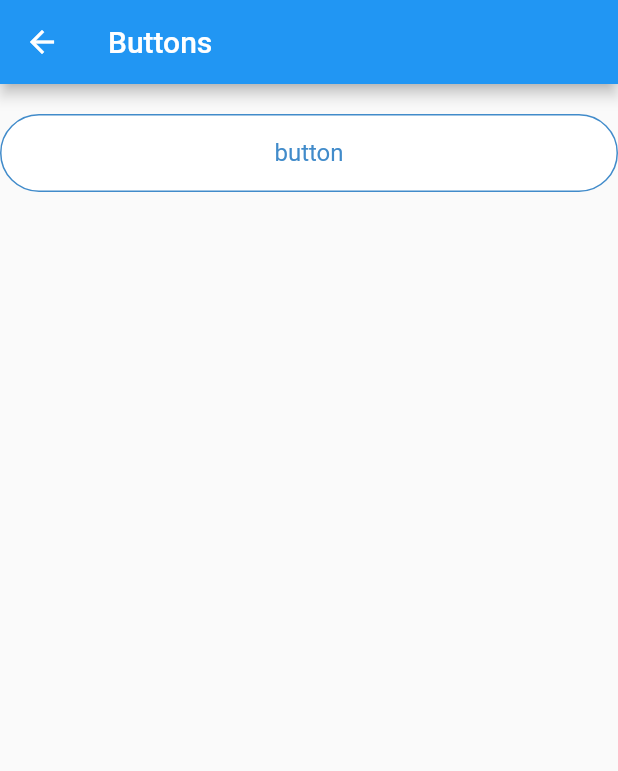
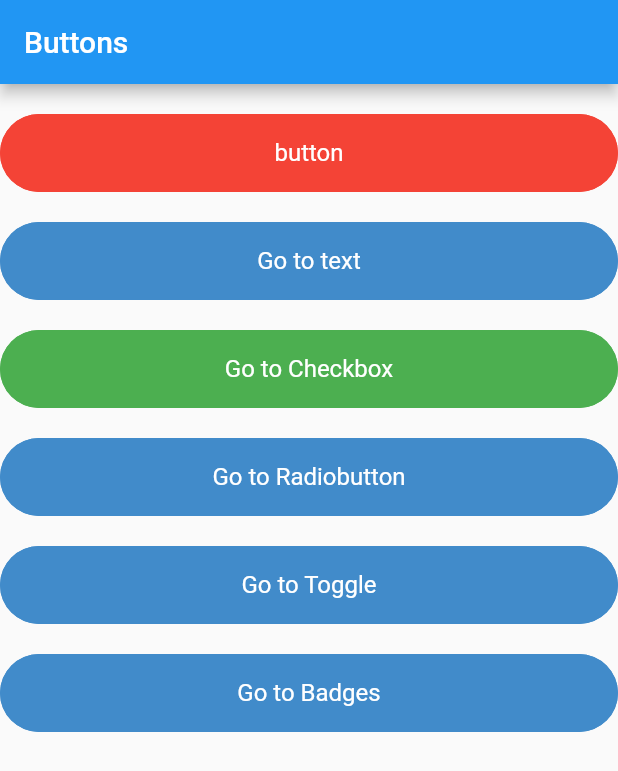
Before and after one commit to aajay-logiciel/ajayjp, a Flutter app: the Button screen opened directly, on a phone screen of 412 x 824 dp. Shown: the top 771 px of the screen. Run offline on Flutter 3.47's test engine with Material 2 defaults, Android fonts, the phone set to English and light mode, and no system bars; our stand-ins replace get.

Commit message:
button correction

```diff
--- a/lib/Badges.dart
+++ b/lib/Badges.dart
@@ -9,7 +9,7 @@ class Badges extends StatelessWidget {
   Widget build(BuildContext context) {
     return Scaffold(
       appBar: AppBar(
-        title: const Text("Buttons"),
+        title: const Text("Badges"),
       ),
       body: SingleChildScrollView(
         child: Padding(
--- a/lib/Radiobutton.dart
+++ b/lib/Radiobutton.dart
@@ -16,7 +16,7 @@ class _RadiobuttonState extends State<Radiobutton> {
   Widget build(BuildContext context) {
     return Scaffold(
       appBar: AppBar(
-        title: const Text("Buttons"),
+        title: const Text("Radio Button"),
       ),
       body: SingleChildScrollView(
         child: Padding(
--- a/lib/button.dart
+++ b/lib/button.dart
@@ -1,10 +1,17 @@
 import 'package:flutter/material.dart';
+import 'package:jp/checkbox.dart';
+import 'package:jp/text.dart';
+import 'package:jp/toggle.dart';
 import 'package:jp_ui_kit/JPButton/jp_button.dart';
 import 'package:jp_ui_kit/JPButton/jp_button_color_type.dart';
 import 'package:jp_ui_kit/JPButton/jp_button_size.dart';
-import 'package:jp_ui_kit/JPButton/jp_icon_position.dart';
 import 'package:jp_ui_kit/JPCommonFiles/jp_shape.dart';
 import 'package:jp_ui_kit/jp_ui_kit.dart';
+import 'package:get/get.dart';
+
+import 'Badges.dart';
+import 'Radiobutton.dart';
+
 class Button extends StatelessWidget {
   const Button({Key? key}) : super(key: key);
 
@@ -20,13 +27,62 @@ class Button extends StatelessWidget {
             height: 20,
           ),
           JPNButton(
-            //jpRadius: JPRadius.round,
-          //  iconData: Icons.eleven_mp,
-           text: "button",
-          buttonType: JPButtonType.outline,
-          //  jpButtonColorType: JPButtonColorType.primary,
-           // jpButtonSize: JPButtonSize.square,
-          //  backgroundColor: Colors.green,
+          text: "button",
+          // size: JPButtonSize.small,
+           // iconData: Icons.nineteen_mp_outlined,
+            backgroundColor: Colors.red,
+           // type: JPButtonType.outline,
+          ),
+          const SizedBox(
+            height: 20,
+          ),
+          JPNButton(
+            text: "Go to text",
+            onPressed: (){
+
+               Get.to( const TextClass());
+            },
+          ),
+          const SizedBox(
+            height: 20,
+          ),
+          JPNButton(
+            backgroundColor: Colors.green,
+            text: "Go to Checkbox",
+            onPressed: (){
+
+              Get.to( const CheckboxClass());
+            },
+          ),
+          const SizedBox(
+            height: 20,
+          ),
+          JPNButton(
+            text: "Go to Radiobutton",
+            onPressed: (){
+              Get.to( const Radiobutton());
+            },
+          ),
+          const SizedBox(
+            height: 20,
+          ),
+          JPNButton(
+            text: "Go to Toggle",
+            onPressed: (){
+              Get.to( const Toggle());
+            },
+          ),
+          const SizedBox(
+            height: 20,
+          ),
+          JPNButton(
+            text: "Go to Badges",
+            onPressed: (){
+              Get.to( const Badges());
+            },
+          ),
+          const SizedBox(
+            height: 20,
           ),
         ],
       )
--- a/lib/checkbox.dart
+++ b/lib/checkbox.dart
@@ -17,7 +17,7 @@ class _CheckboxClassState extends State<CheckboxClass> {
   Widget build(BuildContext context) {
     return Scaffold(
       appBar: AppBar(
-        title: const Text("Buttons"),
+        title: const Text("Checkbox"),
       ),
       body: SingleChildScrollView(
         child: Padding(
@@ -30,7 +30,7 @@ class _CheckboxClassState extends State<CheckboxClass> {
               ),
 
 
-              JPCheckbox(labels: ['Option1','Option2',/*'Option3','Option4','Option5','Option6'*/],
+              JPCheckbox(labels: ['Option1','Option2','Option3','Option4','Option5','Option6',],
                 disabled: ['Option1'],
               ),
               SizedBox(
--- a/lib/main.dart
+++ b/lib/main.dart
@@ -8,6 +8,8 @@ import 'package:jp_ui_kit/JPButton/jp_button.dart';
 import 'package:jp_ui_kit/JPCheckBox/jp_checkbox.dart';
 import 'package:jp_ui_kit/JPText/jp_fontweight.dart';
 import 'package:jp_ui_kit/jp_ui_kit.dart';
+import 'package:get/get.dart';
+
 
 import 'checkbox.dart';
 
@@ -21,8 +23,8 @@ class MyApp extends StatelessWidget {
   // This widget is the root of your application.
   @override
   Widget build(BuildContext context) {
-    return const MaterialApp(
-      home:  CheckboxClass(),
+    return  const GetMaterialApp(
+      home:  Button(),
     );
   }
 }
--- a/lib/text.dart
+++ b/lib/text.dart
@@ -6,13 +6,13 @@ import 'package:jp_ui_kit/JPText/jp_textsize.dart';
 import 'package:jp_ui_kit/jp_ui_kit.dart';
 
 class TextClass extends StatelessWidget {
-  const TextClass(String s, {Key? key}) : super(key: key);
+  const TextClass( {Key? key}) : super(key: key);
 
   @override
   Widget build(BuildContext context) {
     return Scaffold(
       appBar: AppBar(
-        title: const Text(""),
+        title: const Text("Text"),
       ),
       body: SingleChildScrollView(
         child: Padding(
@@ -112,13 +112,6 @@ class TextClass extends StatelessWidget {
                 ],
               ),
 
-              JPText(text: "This is new text",
-                fontfamily: JPFontFamily.DancingScript,
-                textSize: JPTextSize.Heading_1,),
-
-
-
-
 
 
             ],
--- a/lib/toggle.dart
+++ b/lib/toggle.dart
@@ -16,7 +16,7 @@ class _ToggleState extends State<Toggle> {
   Widget build(BuildContext context) {
     return Scaffold(
       appBar: AppBar(
-        title: const Text("Buttons"),
+        title: const Text("Toggle"),
       ),
       body: SingleChildScrollView(
         child: Padding(
@@ -55,6 +55,10 @@ class _ToggleState extends State<Toggle> {
                       });
                     },
                   ),
+
+                  Switch(value: status, onChanged: (value){
+                    status=!status;
+                  })
                 ],
               ),
 
--- a/packages/jp_ui_kit/lib/JPCheckBox/jp_checkbox.dart
+++ b/packages/jp_ui_kit/lib/JPCheckBox/jp_checkbox.dart
@@ -61,7 +61,7 @@ class JPCheckbox extends StatefulWidget {
     this.activeColor=JPColor.primary, //defaults to toggleableActiveColor,
     this.checkColor =  JPColor.white,
     this.tristate = false,
-    this.orientation = JPOrientation.horizontal,
+    this.orientation = JPOrientation.vertical,
     this.itemBuilder,
     this.padding = const EdgeInsets.all(0.0),
     this.margin = const EdgeInsets.all(0.0),
--- a/packages/jp_ui_kit/lib/JPNButton/jp_n_button.dart
+++ b/packages/jp_ui_kit/lib/JPNButton/jp_n_button.dart
@@ -6,30 +6,32 @@ import 'package:jp_ui_kit/JPNButton/jp_radius.dart';
 import 'package:jp_ui_kit/jp_ui_kit.dart';
 class JPNButton extends StatefulWidget {
    JPNButton({
-     this.enabled=true,
-     this.jpButtonColorType,
-     this.backgroundColor=JPColor.primary,
-     this.buttonType=JPButtonType.solid,
+     this.enabled = true,
+     this.colorType = JPButtonColorType.primary,
+     this.backgroundColor,
+     this.type = JPButtonType.solid,
      this.onPressed,
-     this.iconColor=JPColor.white,
+     this.iconColor = JPColor.white,
      this.iconData,
      this.child,
-     this.iconPosition=JPIconPosition.start,
+     this.iconPosition = JPIconPosition.start,
      this.text,
-     this.jpButtonSize,
+     this.size = JPButtonSize.large,
+     this.textColor = JPColor.white,
     Key? key}) : super(key: key);
 
   final bool? enabled;
-  JPButtonColorType? jpButtonColorType;
+  JPButtonColorType colorType;
   Color? backgroundColor;
-  JPButtonType? buttonType;
-  Function? onPressed;
+  JPButtonType type;
+  final VoidCallback? onPressed;
   final Widget? child;
   final IconData? iconData;
   final Color? iconColor;
   final JPIconPosition iconPosition;
   final String? text;
-  final JPButtonSize? jpButtonSize ;
+  final JPButtonSize size ;
+  final Color textColor;
 
 
   @override
@@ -42,27 +44,52 @@ class _JPNButtonState extends State<JPNButton> {
   IconData? iconData;
   Color? iconColor;
   Widget? child;
-  JPButtonSize? jpButtonSize;
-  JPRadius? jpRadius=JPRadius.circular;
+  JPButtonSize? size;
+  JPRadius? radius = JPRadius.circular;
   ShapeBorder? borderShape;
   JPShape? shape;
   String? text;
   JPTextSize? textSize;
+  JPButtonType? type;
+  Color? textColor;
   @override
   void initState() {
-    text=widget.text;
-    iconData=widget.iconData;
-    iconColor=widget.iconColor;
+    text = widget.text;
+    child = widget.child;
+    type = widget.type;
+    iconData = widget.iconData;
+    iconColor = widget.iconColor;
+    textColor = widget.textColor;
 
-    child = text != null ? JPText(text:text!,textcolor: (widget.buttonType==JPButtonType.outline)?JPColor.primary:JPColor.white,textSize: getTextSize(),) : widget.child;
-    jpButtonSize=(iconData!=null&&text==null)?JPButtonSize.square:(iconData!=null&&text!=null)?JPButtonSize.rectangle:widget.jpButtonSize;
-    shape=(widget.iconData!=null&& child==null)?JPShape.standard:shape;
 
-    // TODO: implement initState
+    if(text != null) {
+      child = JPText ( text: text! ,
+               textcolor: getTextColor() ?? textColor,
+               textSize: getTextSize());
+       } else {
+           child = widget.child;
+             }
+
+    if(iconData != null && text == null) {
+      size = JPButtonSize.square;
+    } else if(iconData != null && text != null) {
+      size = JPButtonSize.rectangle;
+    } else {
+      size=widget.size;
+    }
+
+    if(iconData != null && text == null) {
+      shape = JPShape.standard;
+    } else {
+      shape=shape;
+    }
+
+
     super.initState();
   }
-  getTextSize(){
-switch(jpButtonSize){
+
+  getTextSize() {
+       switch(size) {
            case JPButtonSize.large:
                 return JPTextSize.Heading_3;
            case JPButtonSize.medium:
@@ -76,38 +103,64 @@ switch(jpButtonSize){
        }
   }
 
+  getTextColor() {
+    if(type == JPButtonType.outline) {
+      textColor = JPColor.primary;
+    } else {
+      textColor = JPColor.white;
+    }
+  }
 
-  Color? getButtonColor() {
-    if (widget.buttonType == JPButtonType.outline) {
-      return JPColor.white;
-    }
-    else {
-      switch (widget.jpButtonColorType) {
+
+  Color getButtonColor() {
+    if (type == JPButtonType.outline) {
+      return JPColor.transparent;
+    } else {
+         switch (widget.colorType) {
            case JPButtonColorType.primary:
              return JPColor.primary;
            case JPButtonColorType.tertiary:
              return JPColor.tertiary;
            case JPButtonColorType.light_button:
              return JPColor.light_blue;
-        case JPButtonColorType.white:
-          return JPColor.white;
            default:
              return JPColor.primary;
       }
     }
   }
-  BoxDecoration? getBoxDecoration(){
-    switch(jpRadius){
+
+  BoxDecoration getBoxDecoration(){
+    switch(type) {
+      case JPButtonType.solid:
+        return BoxDecoration(
+          borderRadius: getButtonRadius(),
+          color: widget.backgroundColor  ?? getButtonColor(),
+        );
+      case JPButtonType.outline:
+        return BoxDecoration(
+          borderRadius: getButtonRadius(),
+          color: JPColor.transparent,
+          border: Border.all(
+            width: 1.0,
+            color: widget.backgroundColor ?? getButtonColor(),
+          )
+        );
+      default:
+        return BoxDecoration(
+          borderRadius: getButtonRadius(),
+          color: widget.backgroundColor ?? getButtonColor(),
+        );
+    }
+  }
+
+  BorderRadiusGeometry getButtonRadius(){
+    switch(radius){
       case JPRadius.circular:
-        return BoxDecoration(
-         // color:widget.backgroundColor,
-          borderRadius: BorderRadius.circular(50),
-        );
+        return  BorderRadius.circular(50);
       case JPRadius.round:
-        return BoxDecoration(
-         // color:widget.backgroundColor,
-          borderRadius: BorderRadius.circular(10),
-        );
+        return BorderRadius.circular(10);
+      default:
+        return BorderRadius.circular(50);
     }
   }
 
@@ -115,9 +168,11 @@ switch(jpButtonSize){
 
   @override
   Widget build(BuildContext context) {
+
      ShapeBorder shapeBorderType;
-   double? getButtonWidth(){
-      switch(jpButtonSize){
+
+     double getButtonWidth(){
+      switch(size){
         case JPButtonSize.large:
           return  MediaQuery.of(context).size.width;
         case JPButtonSize.medium:
@@ -132,8 +187,9 @@ switch(jpButtonSize){
           return  MediaQuery.of(context).size.width;
       }
     }
-   double? getButtonHeight(){
-      switch(jpButtonSize){
+
+     double getButtonHeight(){
+      switch(size){
         case JPButtonSize.large:
           return 52.0;
         case JPButtonSize.medium:
@@ -148,11 +204,12 @@ switch(jpButtonSize){
           return 52.0;
       }
     }
+
     const BorderSide outlineBorder = BorderSide(
       color:JPColor.primary,
       width: 1,
     );
-    final BorderSide shapeBorder = widget.buttonType == JPButtonType.outline
+    final BorderSide shapeBorder = type == JPButtonType.outline
         ? outlineBorder
         :const BorderSide(
           color:JPColor.transparent ,
@@ -189,19 +246,22 @@ switch(jpButtonSize){
 
     }
     final result = Container(
-      constraints: widget.iconData == null
+      constraints: iconData == null
           ? const BoxConstraints(minWidth: 80)
-          :(widget.child == null)? const BoxConstraints(minWidth: 30,minHeight: 30):const BoxConstraints(minWidth: 90,maxHeight: 52),
-        decoration:getBoxDecoration() ,
+          : (child == null)
+          ? const BoxConstraints(minWidth: 30,minHeight: 30)
+          : const BoxConstraints(minWidth: 90,maxHeight: 52),
+        decoration: getBoxDecoration() ,
       child: Material(
         shape: shapeBorderType,
         type: MaterialType.button,
-        color:(widget.jpButtonSize==JPButtonSize.square)?widget.backgroundColor:getButtonColor(),
+        color: widget.backgroundColor ?? getButtonColor(),
         child: InkWell(
             customBorder: borderShape ?? shapeBorderType,
-          onTap: (widget.enabled==false)?null:(){widget.onPressed;},
+          onTap: (widget.enabled == false) ? null : widget.onPressed,
           child: IconTheme.merge(
-              data: IconThemeData(opacity: (widget.enabled==true)?1:0.3),
+              data: IconThemeData(
+                  opacity: (widget.enabled == true) ? 1 : 0.3),
               child: Container(
                 height: getButtonHeight(),
                 width: getButtonWidth(),
@@ -241,14 +301,17 @@ switch(jpButtonSize){
                                       ),
                                  ],
                              )
-                        : (iconData!=null&& widget.text==null)?Icon(
+                        : (iconData != null && widget.text==null)
+                            ? Icon(
                                 iconData,
                                 size: 15,
                                 color: iconColor,
-                    ):child,
+                                )
+                            : child,
                             ),
                         ),
-              ),),
+                  ),
+                ),
               ),
       ),
     );
--- a/packages/jp_ui_kit/lib/JPText/jp_text.dart
+++ b/packages/jp_ui_kit/lib/JPText/jp_text.dart
@@ -50,8 +50,6 @@ class JPText extends StatelessWidget {
         return 'Roboto';
       case JPFontFamily.Montserrat:
         return 'Montserrat';
-      case JPFontFamily.DancingScript:
-        return 'DancingScript';
       default:
         return 'Roboto';
     }
--- a/packages/jp_ui_kit/lib/JPToggle/jp_toggle.dart
+++ b/packages/jp_ui_kit/lib/JPToggle/jp_toggle.dart
@@ -18,10 +18,10 @@ class JPToggle extends StatefulWidget {
     this.toggleColor = JPColor.white,
     this.activeToggleColor,
     this.inactiveToggleColor,
-    this.width = 70.0,
-    this.height = 35.0,
-    this.toggleSize = 25.0,
-    this.borderRadius = 5.0,
+    this.width = 46.0,
+    this.height = 24.0,
+    this.toggleSize = 20.0,
+    this.borderRadius = 3.0,
     this.padding = 4.0,
     this.switchBorder,
     this.activeSwitchBorder,
@@ -277,7 +277,8 @@ class _JPToggleState extends State<JPToggle>
                         opacity: widget.value ? 1.0 : 0.0,
                         duration: widget.duration,
                         child: Container(
-                          width: _textSpace,
+                          height: 100,
+                          width: 100,
                           padding: EdgeInsets.symmetric(horizontal: 4.0),
                           alignment: Alignment.centerLeft,
                         //  child: _activeText,
--- a/packages/jp_ui_kit/pubspec.yaml
+++ b/packages/jp_ui_kit/pubspec.yaml
@@ -50,11 +50,6 @@ flutter:
         - asset: fonts/Montserrat-Regular.ttf
         - asset: fonts/Montserrat-Medium.ttf
 
-    - family: DancingScript
-      fonts:
-        - asset: fonts/DancingScript-Bold.ttf
-
-
 
   # For details regarding fonts in packages, see
   # https://flutter.dev/custom-fonts/#from-packages
--- a/pubspec.yaml
+++ b/pubspec.yaml
@@ -47,6 +47,7 @@ dev_dependencies:
   # package. See that file for information about deactivating specific lint
   # rules and activating additional ones.
   flutter_lints: ^1.0.0
+  get: ^4.3.8
 
 # For information on the generic Dart part of this file, see the
 # following page: https://dart.dev/tools/pub/pubspec
```
Also changed, not shown: pubspec.lock. Lines whose indentation alone changed are shown as unchanged.
